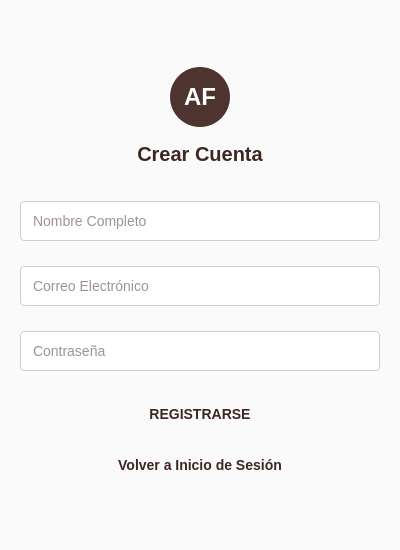
IvanJesusCorbalanPascual/AlaxaFlow-Desktop, file src/ui/auth.ui: the form before one commit.
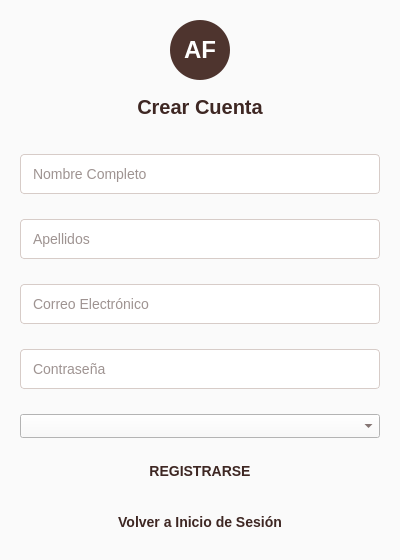
The form after the commit. The open tabs and pages were chosen to show the change.

Patch:
```diff
--- a/src/ui/auth.ui
+++ b/src/ui/auth.ui
@@ -239,6 +239,13 @@
          </property>
         </widget>
        </item>
+       <item>
+        <widget class="QLineEdit" name="input_reg_apellidos">
+         <property name="placeholderText">
+          <string>Apellidos</string>
+         </property>
+        </widget>
+       </item>
        <item>
         <widget class="QLineEdit" name="input_reg_email">
          <property name="placeholderText">
@@ -256,6 +263,9 @@
          </property>
         </widget>
        </item>
+       <item>
+        <widget class="QComboBox" name="combo_reg_departamento"/>
+       </item>
        <item>
         <widget class="QPushButton" name="btn_register_action">
          <property name="cursor">
```
Left out of the diff: 2 changed lines with no effect on the pictures.
